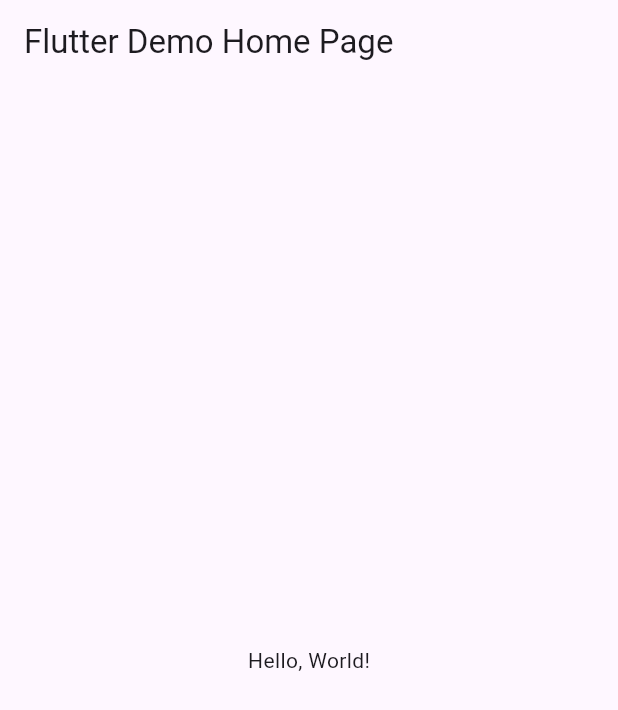
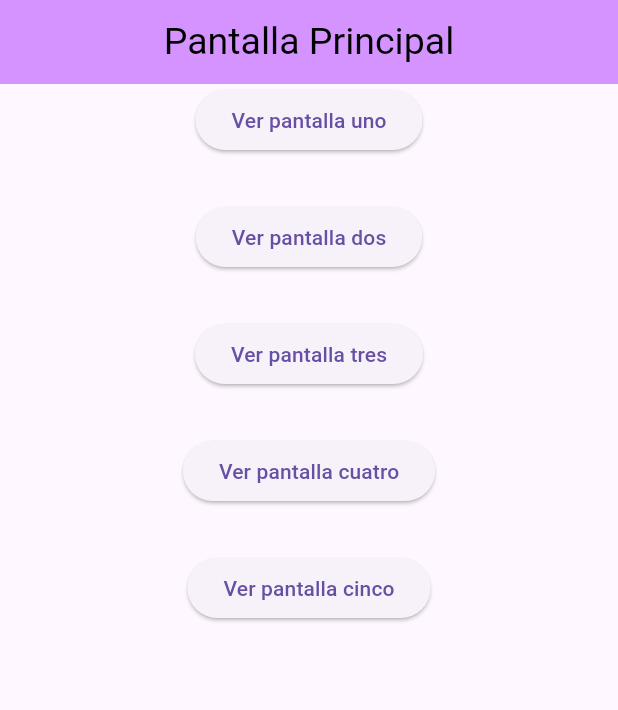
Before and after one commit to Daniel-Villar/Examen_UII, a Flutter app: the screen it shows after launch, on a phone screen of 412 x 824 dp. Shown: the top 710 px of the screen. Run offline on Flutter 3.47's test engine with Material 3 defaults, Android fonts, the phone set to English and light mode, and no system bars.

Commit message:
no moree

```diff
--- a/lib/main.dart
+++ b/lib/main.dart
@@ -1,43 +1,30 @@
 import 'package:flutter/material.dart';
+import 'package:examen1330/pagina_uno.dart';
+import 'package:examen1330/pagina_AnimatedIcon.dart';
+import 'package:examen1330/pagina_AnimatedSize.dart';
+import 'package:examen1330/pagina_CloseButton.dart';
+import 'package:examen1330/pagina_DataTable.dart';
+import 'package:examen1330/pagina_Expanded.dart';
 
-void main() => runApp(MyApp());
+void main() => runApp(MiRutasApp());
 
-class MyApp extends StatelessWidget {
-  const MyApp({super.key});
-  // This widget is the root of your application.
+class MiRutasApp extends StatelessWidget {
+  const MiRutasApp({Key? key}) : super(key: key);
+
   @override
   Widget build(BuildContext context) {
     return MaterialApp(
-      // Application name
-      title: 'Flutter Hello World',
-      // Application theme data, you can set the colors for the application as
-      // you want
-      theme: ThemeData(
-        // useMaterial3: false,
-        primarySwatch: Colors.blue,
-      ),
-      // A widget which will be started on application startup
-      home: MyHomePage(title: 'Flutter Demo Home Page'),
+      debugShowCheckedModeBanner: false,
+      title: "Entre paginas Routes",
+      initialRoute: '/',
+      routes: {
+        '/': (context) => const PantallaUno(),
+        '/pantalla2': (context) => const PantallaDos(),
+        '/pantalla3': (context) => const PantallaTres(),
+        '/pantalla4': (context) => const PantallaCuatro(),
+        '/pantalla5': (context) => const PantallaCinco(),
+        '/pantalla6': (context) => const PantallaSeis(),
+      },
     );
   }
 }
-
-class MyHomePage extends StatelessWidget {
-  final String title;
-  const MyHomePage({super.key, required this.title});
-
-  @override
-  Widget build(BuildContext context) {
-    return Scaffold(
-      appBar: AppBar(
-        // The title text which will be shown on the action bar
-        title: Text(title),
-      ),
-      body: Center(
-        child: Text(
-          'Hello, World!',
-        ),
-      ),
-    );
-  }
-}
--- /dev/null
+++ b/lib/pagina_uno.dart
@@ -0,0 +1,70 @@
+import 'package:flutter/material.dart';
+
+class PantallaUno extends StatelessWidget {
+  const PantallaUno({Key? key}) : super(key: key);
+
+  @override
+  Widget build(BuildContext context) {
+    return Scaffold(
+      appBar: AppBar(
+        title: const Text(
+          "Pantalla Principal",
+          style: TextStyle(
+            color: Colors.black,
+            fontSize: 25.0,
+          ),
+        ),
+        backgroundColor: const Color(0xffd493ff),
+        centerTitle: true,
+      ),
+      body: Column(
+        children: [
+          Center(
+            child: ElevatedButton(
+              onPressed: () {
+                Navigator.pushNamed(context, '/pantalla2');
+              },
+              child: const Text('Ver pantalla uno'),
+            ),
+          ),
+          const SizedBox(height: 30),
+          Center(
+            child: ElevatedButton(
+              onPressed: () {
+                Navigator.pushNamed(context, '/pantalla3');
+              },
+              child: const Text('Ver pantalla dos'),
+            ),
+          ),
+          const SizedBox(height: 30), // Espacio adicional
+          Center(
+            child: ElevatedButton(
+              onPressed: () {
+                Navigator.pushNamed(context, '/pantalla4'); // Nueva ruta
+              },
+              child: const Text('Ver pantalla tres'),
+            ),
+          ),
+          const SizedBox(height: 30), // Espacio adicional
+          Center(
+            child: ElevatedButton(
+              onPressed: () {
+                Navigator.pushNamed(context, '/pantalla5'); // Nueva ruta
+              },
+              child: const Text('Ver pantalla cuatro'),
+            ),
+          ),
+          const SizedBox(height: 30), //
+          Center(
+            child: ElevatedButton(
+              onPressed: () {
+                Navigator.pushNamed(context, '/pantalla6'); // Nueva ruta
+              },
+              child: const Text('Ver pantalla cinco'),
+            ),
+          ),
+        ],
+      ),
+    );
+  }
+}
```
Also changed, not shown: lib/pagina_AnimatedIcon.dart (added, +63 -0 lines), lib/pagina_AnimatedSize.dart (added, +44 -0 lines), lib/pagina_CloseButton.dart (added, +30 -0 lines), lib/pagina_DataTable.dart (added, +83 -0 lines), lib/pagina_Expanded.dart (added, +49 -0 lines), lib/pk.dart (added, +51 -0 lines), Captura 2.PNG (added), Captura 3.PNG (added), Captura 4.PNG (added), Captura 5.PNG (added), Captura 6.PNG (added), Captura.1.PNG (added), assets/images/ps5.jpg (added).
